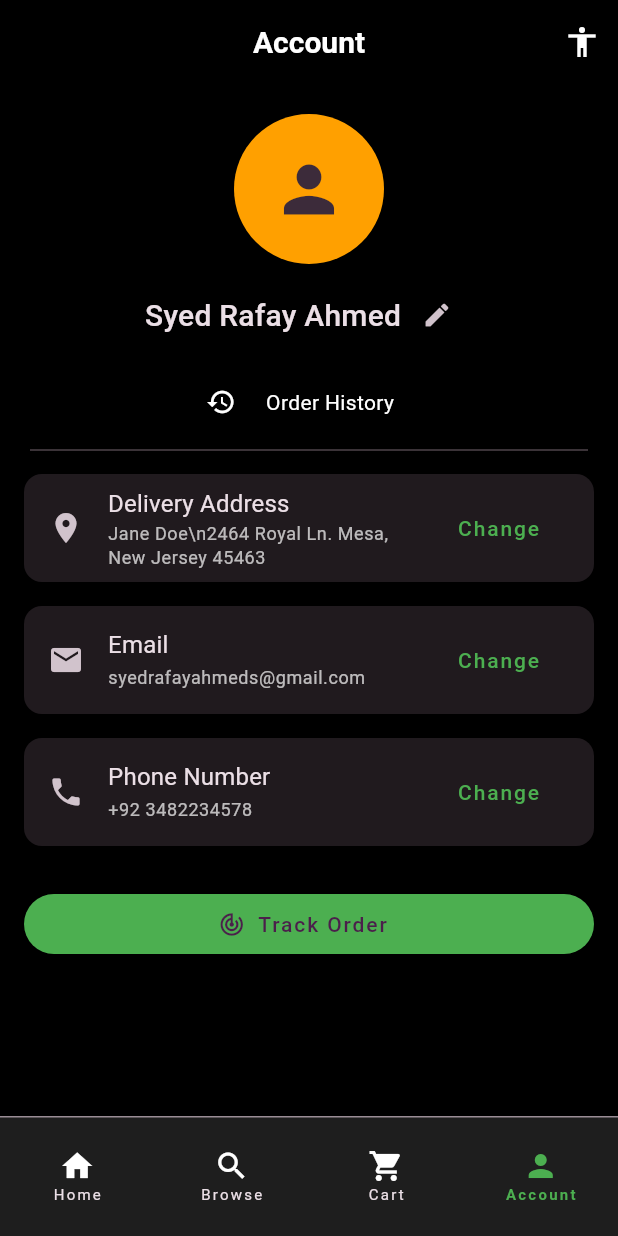
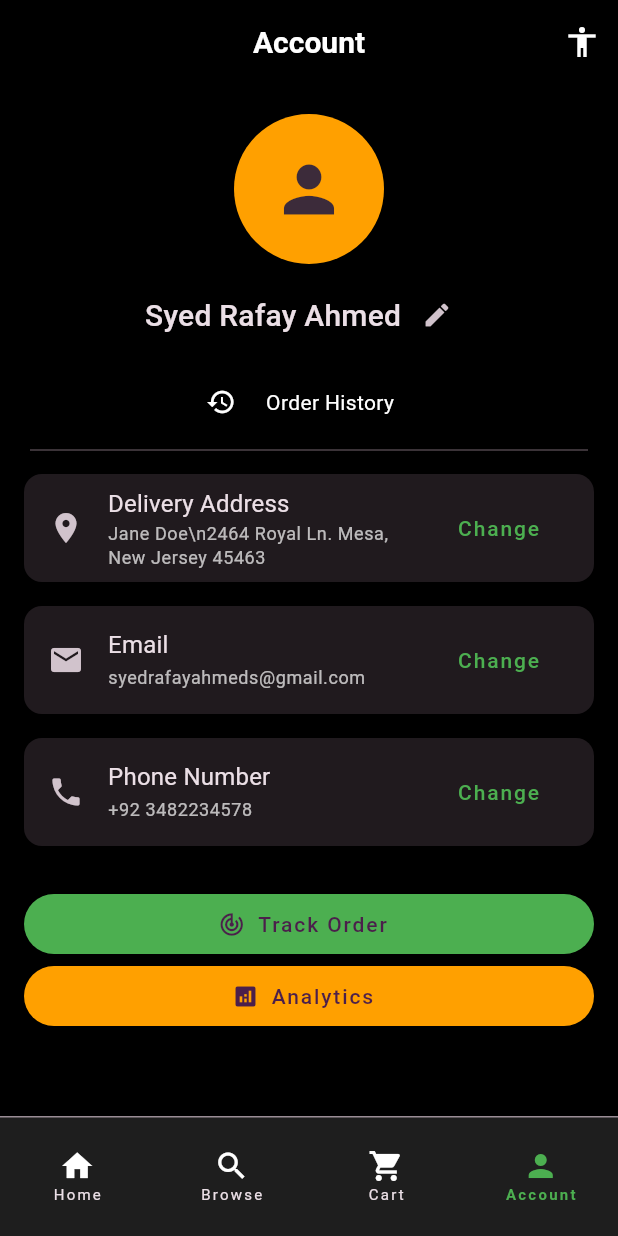
Before and after one commit to yaxsq/cs7-hci, a Flutter app: the AccountPage screen opened by its route, on a phone screen of 412 x 824 dp. Run offline on Flutter 3.47's test engine with Material 3 defaults, Android fonts, the light colour scheme and no system bars; our stand-ins replace cached_network_image, go_router, sqflite; missing offline and left inert: workmanager; accounts and stored records are empty.

Commit message:
feat: Add analytics page and tap logging
- Add an analytics page to export analytics data to a CSV file.
- Add a route to the analytics page and a button on the account page to navigate to it.
- Update the analytics service to log tap events with coordinates.
- Wrap the app in a GestureDetector to capture and log all tap events.

```diff
--- a/lib/main.dart
+++ b/lib/main.dart
@@ -35,7 +35,9 @@ class MyApp extends StatelessWidget {
   Widget build(BuildContext context) {
     return Consumer<AccessibilityProvider>(
       builder: (context, accessibilityProvider, child) {
-        return MaterialApp.router(
+        return GestureDetector(
+          onTapDown: (details) => AnalyticsService.instance.logTap(details),
+          child: MaterialApp.router(
             title: 'KraveMart',
             theme: accessibilityProvider.highContrast && accessibilityProvider.largeFont
                 ? AppTheme.highContrastLargeFontTheme
@@ -59,6 +61,7 @@ class MyApp extends StatelessWidget {
             ],
             routeInformationParser: router.routeInformationParser,
             routerDelegate: router.routerDelegate,
+          ),
         );
       },
     );
--- a/lib/src/core/router/app_router.dart
+++ b/lib/src/core/router/app_router.dart
@@ -2,6 +2,7 @@ import 'package:flutter/material.dart';
 import 'package:go_router/go_router.dart';
 import 'package:hci_app/main.dart';
 import 'package:hci_app/src/features/account/screens/account_page.dart';
+import 'package:hci_app/src/features/analytics/screens/analytics_page.dart';
 import 'package:hci_app/src/features/account/screens/add_address_page.dart';
 import 'package:hci_app/src/features/cart/screens/cart_page.dart';
 import 'package:hci_app/src/features/categories/screens/categories_page.dart';
@@ -74,6 +75,10 @@ final GoRouter router = GoRouter(
                 path: 'add-address',
                 builder: (context, state) => const AddAddressPage(),
               ),
+              GoRoute(
+                path: 'analytics',
+                builder: (context, state) => const AnalyticsPage(),
+              ),
             ]),
         GoRoute(
           path: '/search',
--- a/lib/src/features/account/screens/account_page.dart
+++ b/lib/src/features/account/screens/account_page.dart
@@ -96,6 +96,18 @@ class AccountPage extends StatelessWidget {
               label: Text(localizations.trackOrder),
             ),
           ),
+          Padding(
+            padding: const EdgeInsets.symmetric(horizontal: 16.0),
+            child: ElevatedButton.icon(
+              style: ElevatedButton.styleFrom(
+                backgroundColor: theme.colorScheme.secondary,
+                foregroundColor: theme.colorScheme.onPrimary,
+              ),
+              onPressed: () => GoRouter.of(context).go('/account/analytics'),
+              icon: const Icon(Icons.analytics),
+              label: const Text('Analytics'),
+            ),
+          ),
         ],
       ),
     );
```
Also changed, not shown: lib/src/core/analytics/analytics_service.dart (+7 -0 lines), lib/src/features/analytics/screens/analytics_page.dart (added, +55 -0 lines). Lines whose indentation alone changed are shown as unchanged.
